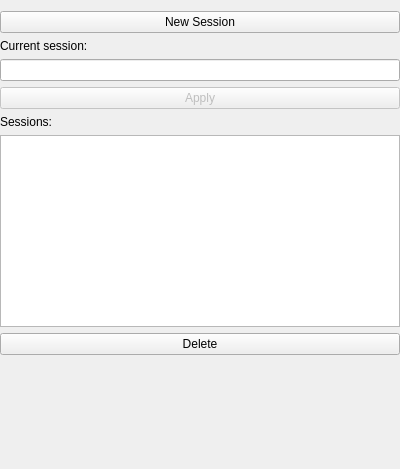
Before: the Qt Designer form ChatSessionWidget.ui in asianirish/AI-Ronaut, drawn with Qt 5.
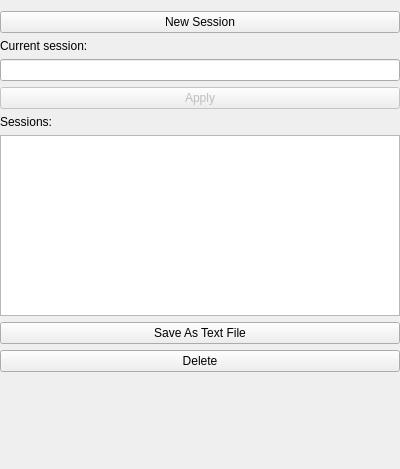
After: the same form once the commit is applied.

Commit message: add the button 'Save As Text File' and its function

```diff
--- a/ChatSessionWidget.ui
+++ b/ChatSessionWidget.ui
@@ -81,6 +81,13 @@
       <item>
        <widget class="QListWidget" name="sessionListWidget"/>
       </item>
+      <item>
+       <widget class="QPushButton" name="saveAsTextFileButton">
+        <property name="text">
+         <string>Save As Text File</string>
+        </property>
+       </widget>
+      </item>
       <item>
        <widget class="QPushButton" name="deleteButton">
         <property name="text">
```
The commit also changes 2 other files.
